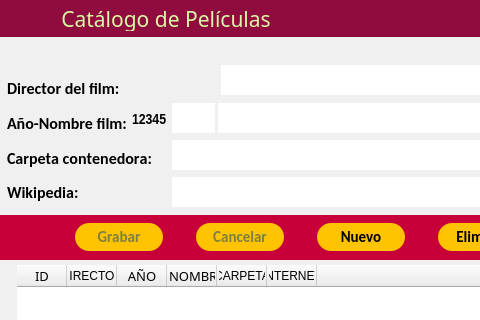
Qt form gui/main.ui (QuitoAr/Cine) before a commit; both pictures show x 0 to 480 and y 0 to 320 of the 727 by 572 pixel window.
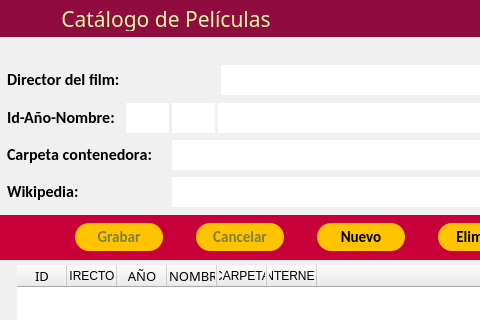
The same form after that commit. Icons and pictures are not drawn.

Commit message: Actualizar la interfaz de usuario: ajustar alineación, geometría y estilo de etiquetas

The edit to the form file:
```diff
--- a/gui/main.ui
+++ b/gui/main.ui
@@ -3372,35 +3372,42 @@
    <widget class="QLabel" name="labelId_film">
     <property name="geometry">
      <rect>
-      <x>132</x>
-      <y>112</y>
-      <width>39</width>
-      <height>19</height>
+      <x>126</x>
+      <y>103</y>
+      <width>43</width>
+      <height>30</height>
      </rect>
     </property>
     <property name="font">
      <font>
-      <family>Arial Narrow</family>
-      <pointsize>11</pointsize>
-      <weight>50</weight>
+      <family>Calibri</family>
+      <pointsize>12</pointsize>
+      <weight>75</weight>
       <italic>false</italic>
-      <bold>false</bold>
+      <bold>true</bold>
      </font>
     </property>
+    <property name="layoutDirection">
+     <enum>Qt::RightToLeft</enum>
+    </property>
     <property name="styleSheet">
-     <string notr="true">font:11pt &quot;Arial Narrow&quot;;</string>
+     <string notr="true">font: bold 12pt &quot;Calibri&quot;;
+background-color: rgb(255, 255, 255);</string>
     </property>
     <property name="text">
-     <string>&lt;html&gt;&lt;head/&gt;&lt;body&gt;&lt;p&gt;&lt;span style=&quot; font-weight:600;&quot;&gt;12345&lt;/span&gt;&lt;/p&gt;&lt;/body&gt;&lt;/html&gt;</string>
+     <string/>
+    </property>
+    <property name="alignment">
+     <set>Qt::AlignCenter</set>
     </property>
    </widget>
-   <widget class="QWidget" name="">
+   <widget class="QWidget" name="layoutWidget">
     <property name="geometry">
      <rect>
       <x>7</x>
-      <y>74</y>
+      <y>64</y>
       <width>155</width>
-      <height>133</height>
+      <height>143</height>
      </rect>
     </property>
     <layout class="QVBoxLayout" name="verticalLayout">
@@ -3431,7 +3438,7 @@
         </font>
        </property>
        <property name="text">
-        <string>Año-Nombre film:</string>
+        <string>Id-Año-Nombre:</string>
        </property>
       </widget>
      </item>
```
Left out of the diff: 14 changed lines with no effect on the pictures. The commit also changes 2 other files.
